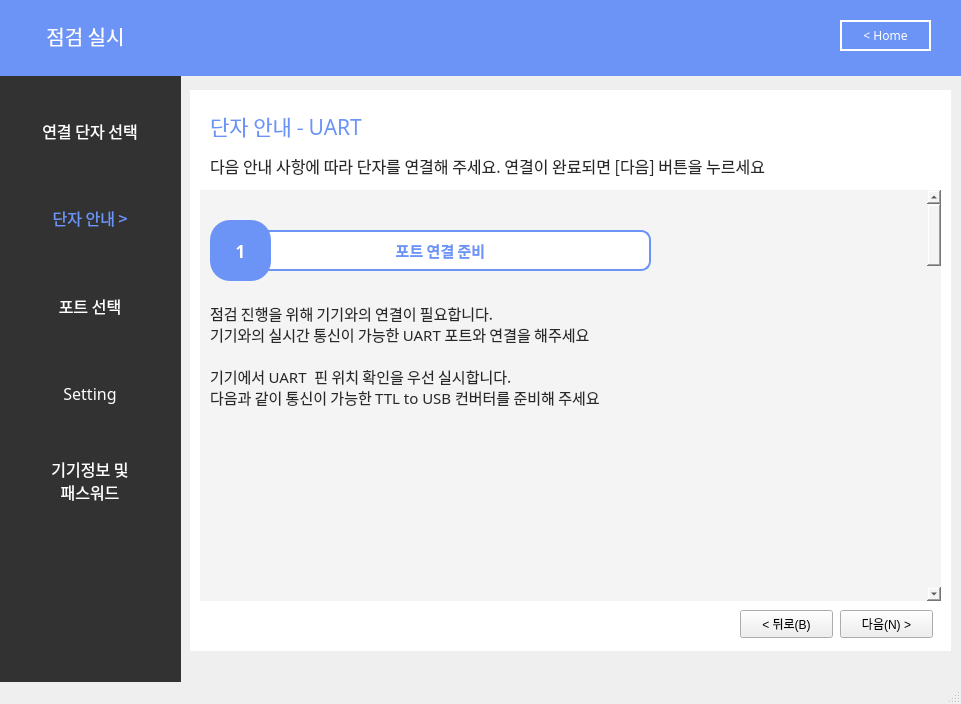
First picture: the form in step2.ui, repository skyun333/wallpad, before the edit.
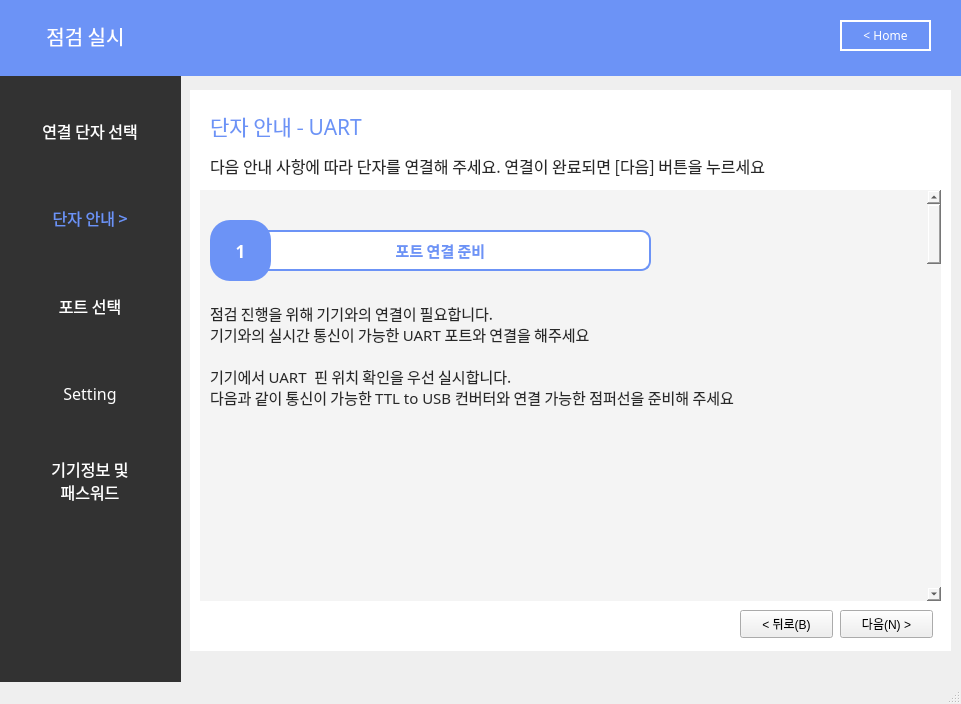
Second picture: the form after the edit. Icons and pictures are not drawn.

Commit message:
step2_vcc/gnd/rx/tx
step2_vcc/gnd/rx/tx + GIF 어디에?

Diff of the .ui file:
```diff
--- a/step2.ui
+++ b/step2.ui
@@ -442,9 +442,9 @@
      <property name="geometry">
       <rect>
        <x>0</x>
-       <y>-1494</y>
+       <y>-2189</y>
        <width>829</width>
-       <height>2500</height>
+       <height>2600</height>
       </rect>
      </property>
      <property name="minimumSize">
@@ -550,7 +550,7 @@
 기기와의 실시간 통신이 가능한 UART 포트와 연결을 해주세요
 
 기기에서 UART  핀 위치 확인을 우선 실시합니다.
-다음과 같이 통신이 가능한 TTL to USB 컨버터를 준비해 주세요</string>
+다음과 같이 통신이 가능한 TTL to USB 컨버터와 연결 가능한 점퍼선을 준비해 주세요</string>
       </property>
       <property name="alignment">
        <set>Qt::AlignLeading|Qt::AlignLeft|Qt::AlignVCenter</set>
@@ -746,7 +746,7 @@
      <widget class="QLabel" name="label_22">
       <property name="geometry">
        <rect>
-        <x>210</x>
+        <x>30</x>
         <y>250</y>
         <width>321</width>
         <height>291</height>
@@ -764,8 +764,10 @@
        </font>
       </property>
       <property name="styleSheet">
-       <string notr="true">border-radius:20px;
-border:solid 10px</string>
+       <string notr="true"/>
+      </property>
+      <property name="lineWidth">
+       <number>0</number>
       </property>
       <property name="text">
        <string/>
```
Left out of the diff: 413 changed lines with no effect on the pictures. The commit also changes 1 other file.
